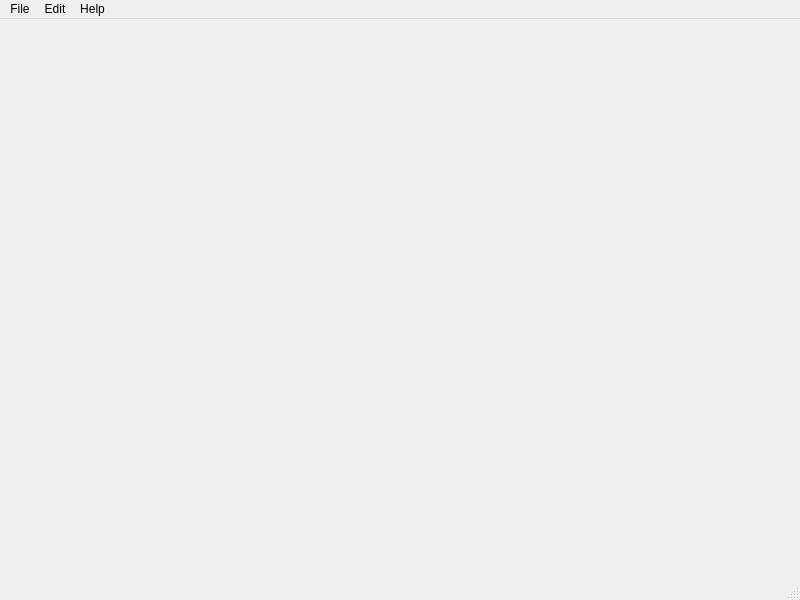
Above: automator_project/utils/qtUi/configwindow.ui from Halicea/hal_automator before the change. Below: the same form after it.
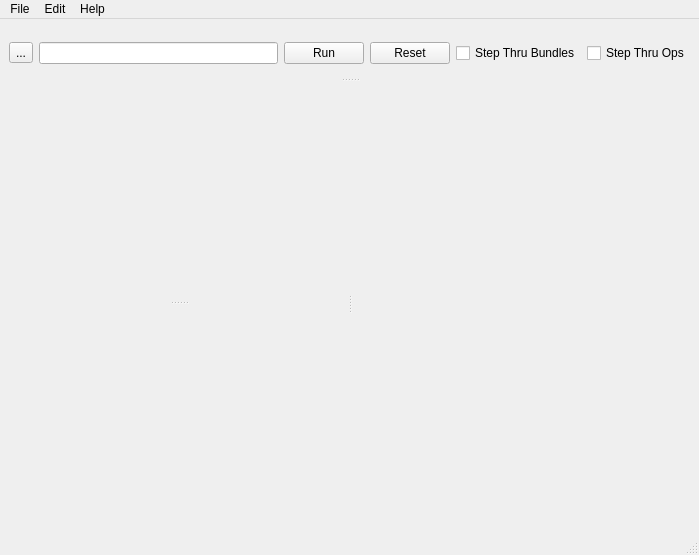
That is the form after the change. Icons and pictures are not drawn.

Commit message: there is a plugins package now where the tools are stored.

```diff
--- a/automator_project/utils/qtUi/configwindow.ui
+++ b/automator_project/utils/qtUi/configwindow.ui
@@ -6,8 +6,8 @@
    <rect>
     <x>0</x>
     <y>0</y>
-    <width>800</width>
-    <height>600</height>
+    <width>699</width>
+    <height>555</height>
    </rect>
   </property>
   <property name="windowTitle">
@@ -22,7 +22,97 @@
   <widget class="QWidget" name="centralwidget">
    <layout class="QVBoxLayout" name="verticalLayout_2">
     <item>
-     <layout class="QVBoxLayout" name="ltv_content"/>
+     <widget class="QSplitter" name="splitter_3">
+      <property name="orientation">
+       <enum>Qt::Vertical</enum>
+      </property>
+      <widget class="QWidget" name="widget" native="true">
+       <property name="maximumSize">
+        <size>
+         <width>16777215</width>
+         <height>50</height>
+        </size>
+       </property>
+       <layout class="QHBoxLayout" name="horizontalLayout_2">
+        <property name="margin">
+         <number>0</number>
+        </property>
+        <item>
+         <layout class="QHBoxLayout" name="horizontalLayout">
+          <item>
+           <widget class="QToolButton" name="cbChooseWorkingDir">
+            <property name="text">
+             <string>...</string>
+            </property>
+           </widget>
+          </item>
+          <item>
+           <widget class="QLineEdit" name="txtWorkingDir"/>
+          </item>
+          <item>
+           <widget class="QPushButton" name="btnRun">
+            <property name="text">
+             <string>Run</string>
+            </property>
+           </widget>
+          </item>
+          <item>
+           <widget class="QPushButton" name="btnReset">
+            <property name="text">
+             <string>Reset</string>
+            </property>
+           </widget>
+          </item>
+          <item>
+           <widget class="QCheckBox" name="cbStepThruBundles">
+            <property name="text">
+             <string>Step Thru Bundles</string>
+            </property>
+           </widget>
+          </item>
+          <item>
+           <widget class="QCheckBox" name="cbStepThruOps">
+            <property name="text">
+             <string>Step Thru Ops</string>
+            </property>
+           </widget>
+          </item>
+         </layout>
+        </item>
+       </layout>
+      </widget>
+      <widget class="QSplitter" name="splitter_2">
+       <property name="orientation">
+        <enum>Qt::Horizontal</enum>
+       </property>
+       <widget class="QSplitter" name="splitter">
+        <property name="orientation">
+         <enum>Qt::Vertical</enum>
+        </property>
+        <widget class="QWidget" name="layoutWidget">
+         <layout class="QVBoxLayout" name="ltv_content">
+          <property name="sizeConstraint">
+           <enum>QLayout::SetMinimumSize</enum>
+          </property>
+         </layout>
+        </widget>
+        <widget class="QWidget" name="layoutWidget">
+         <layout class="QVBoxLayout" name="ltv_bottom">
+          <property name="sizeConstraint">
+           <enum>QLayout::SetMinimumSize</enum>
+          </property>
+         </layout>
+        </widget>
+       </widget>
+       <widget class="QWidget" name="verticalLayoutWidget">
+        <layout class="QVBoxLayout" name="lv_tools">
+         <property name="sizeConstraint">
+          <enum>QLayout::SetMinimumSize</enum>
+         </property>
+        </layout>
+       </widget>
+      </widget>
+     </widget>
     </item>
    </layout>
   </widget>
@@ -31,7 +121,7 @@
     <rect>
      <x>0</x>
      <y>0</y>
-     <width>800</width>
+     <width>699</width>
      <height>22</height>
     </rect>
    </property>
```
Left out of the diff: 8 changed lines with no effect on the pictures. The commit also changes 38 other files.
